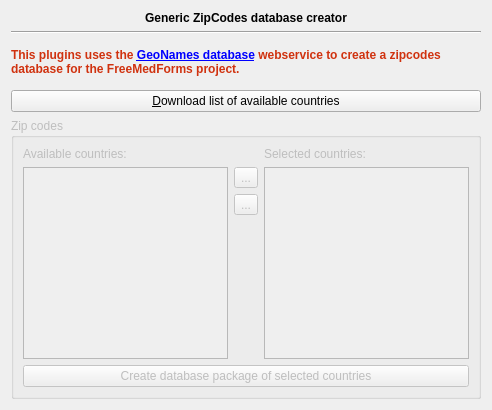
First picture: the form in freetoolbox/plugins/zipcodes/genericzipcodeswidget.ui, repository FreeHealth/freehealth, before the edit.
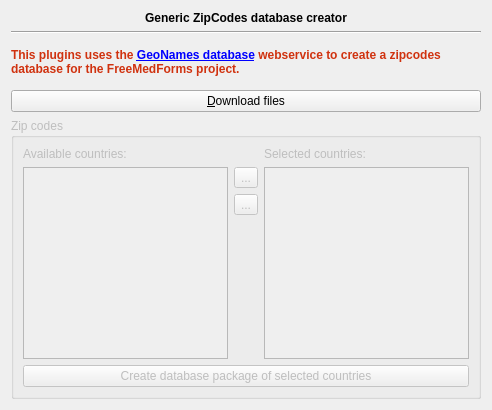
Second picture: the form after the edit.

The edit to the form file:
```diff
--- a/freetoolbox/plugins/zipcodes/genericzipcodeswidget.ui
+++ b/freetoolbox/plugins/zipcodes/genericzipcodeswidget.ui
@@ -77,7 +77,7 @@
    <item>
     <widget class="QPushButton" name="downloadButton">
      <property name="text">
-      <string>&amp;Download list of available countries</string>
+      <string>&amp;Download files</string>
      </property>
     </widget>
    </item>
```
